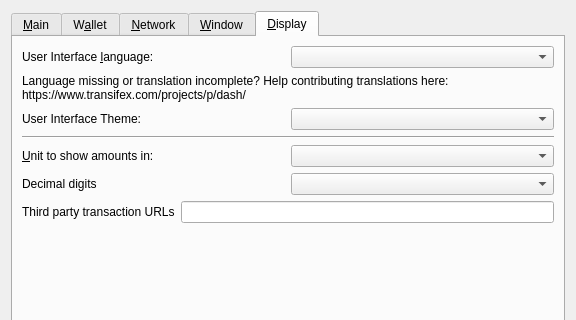
Old version of the form src/qt/forms/optionsdialog.ui in the repository akshaynexus/pigeoncoin-dash; both pictures show x 0 to 576 and y 0 to 320 of the 576 by 463 pixel window.
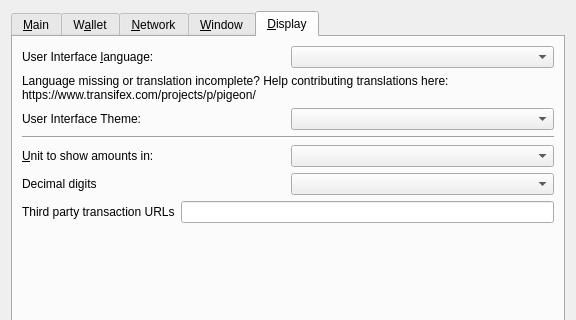
New version of the form. The open tabs and pages were chosen to show the change. Custom widgets are drawn as their Qt base class.

Patch:
```diff
--- a/src/qt/forms/optionsdialog.ui
+++ b/src/qt/forms/optionsdialog.ui
@@ -713,7 +713,7 @@
          </property>
          <property name="text">
           <string>Language missing or translation incomplete? Help contributing translations here:
-https://www.transifex.com/projects/p/dash/</string>
+https://www.transifex.com/projects/p/pigeon/</string>
          </property>
          <property name="wordWrap">
           <bool>true</bool>
```
